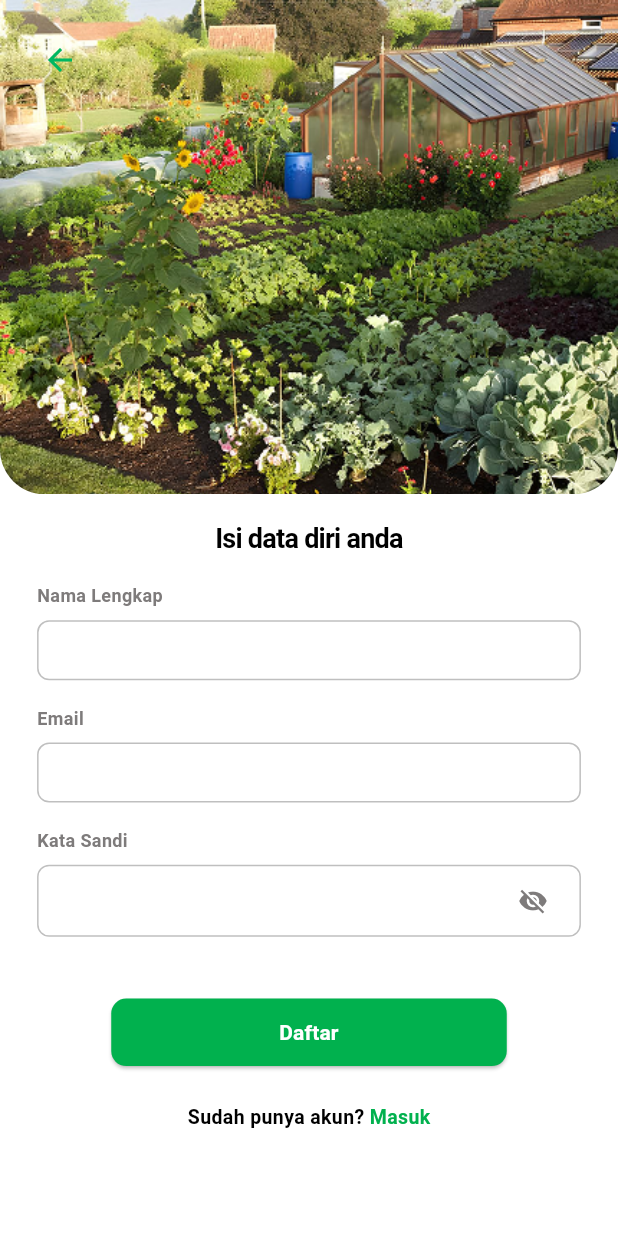
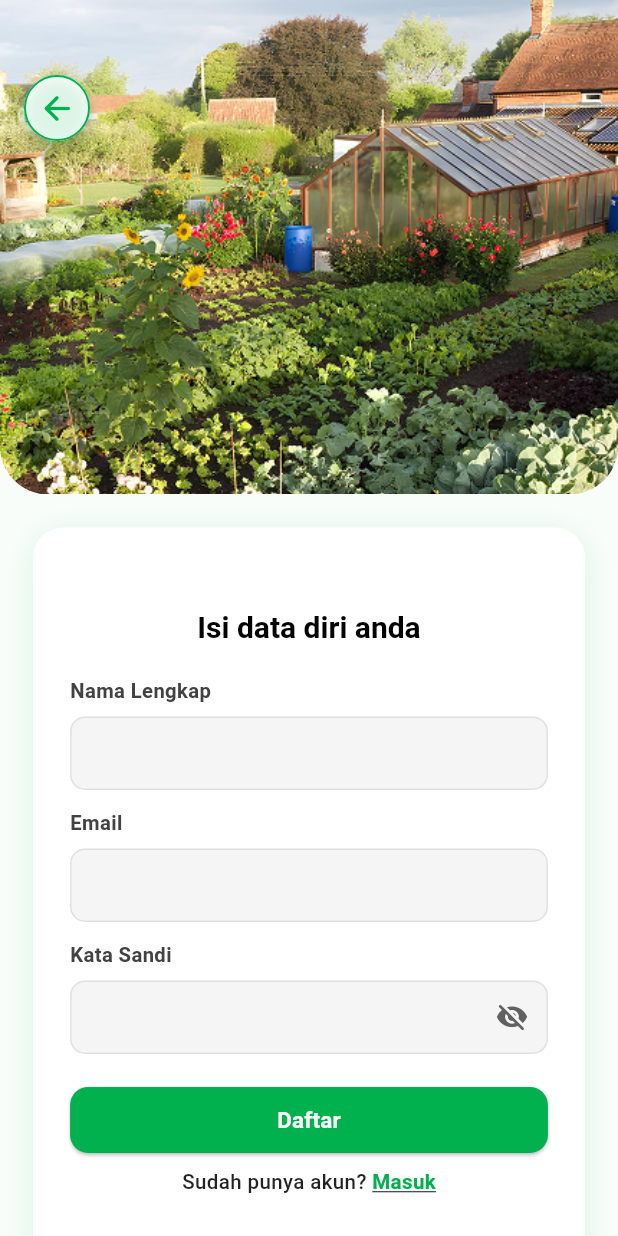
Before and after one commit to amalakbar16/plantbuddy, a Flutter app: the RegisterPage screen opened by its route, on a phone screen of 412 x 824 dp. Run offline on Flutter 3.47's test engine with Material 3 defaults, Android fonts, the phone set to English and light mode, and no system bars; our stand-ins replace dropdown_button2, hive, image_picker, logger; accounts and stored records are empty; Roboto replaces fonts that are missing (Montserrat, Work Sans).

Commit message:
update desain login, register, dan edit jadwal.

```diff
--- a/lib/auth/login.dart
+++ b/lib/auth/login.dart
@@ -59,7 +59,7 @@
     try {
       // Check for admin credentials
       if (_emailController.text == "admin@gmail.com" &&
-          _passwordController.text == "admin1") {
+          _passwordController.text == "Admin123") {
         setState(() {
           _isLoading = false;
         });
@@ -349,9 +349,6 @@
                             if (value == null || value.isEmpty) {
                               return 'Kata sandi harus diisi';
                             }
-                            if (value.length < 6) {
-                              return 'Kata sandi minimal 6 karakter';
-                            }
                             return null;
                           },
                         ),
--- a/lib/auth/register.dart
+++ b/lib/auth/register.dart
@@ -30,101 +30,162 @@
     final screenSize = MediaQuery.of(context).size;
 
     return Scaffold(
-      backgroundColor: Colors.white,
-      body: SafeArea(
-        child: SingleChildScrollView(
-          child: Form(
-            key: _formKey,
-            child: Column(
+      backgroundColor: const Color(0xFFF9FDF9),
+      body: Column(
         children: [
+          // Header Image
           Stack(
             children: [
-                    // Header Image
               Container(
-                      width: screenSize.width,
-                      height: screenSize.height * 0.4,
-                      clipBehavior: Clip.antiAlias,
-                      decoration: ShapeDecoration(
-                        image: DecorationImage(
+                width: double.infinity,
+                height: screenSize.height * 0.4, // Boleh adjust sesuai selera
+                decoration: BoxDecoration(
+                  borderRadius: const BorderRadius.only(
+                    bottomLeft: Radius.circular(32),
+                    bottomRight: Radius.circular(32),
+                  ),
+                  image: const DecorationImage(
                     image: AssetImage('assets/images/login_image.png'),
                     fit: BoxFit.cover,
-                        ),
-                    shape: RoundedRectangleBorder(
-                      borderRadius: BorderRadius.only(
-                        bottomLeft: Radius.circular(30),
-                        bottomRight: Radius.circular(30),
-                      ),
+                    alignment: Alignment.topCenter,
                   ),
                 ),
               ),
               // Back Button
               Positioned(
                 left: 16,
-                      top: 16,
-                      child: IconButton(
-                        icon: const Icon(Icons.arrow_back, color: Color(0xFF00B761)),
-                        onPressed: () {
+                top: 50,
+                child: Material(
+                  color: Colors.white,
+                  shape: const CircleBorder(),
+                  elevation: 5,
+                  child: InkWell(
+                    borderRadius: BorderRadius.circular(24),
+                    onTap: () {
                       Navigator.pushReplacement(
                         context,
                         MaterialPageRoute(builder: (_) => const LoginPage()),
                       );
                     },
+                    child: Container(
+                      width: 44,
+                      height: 44,
+                      decoration: BoxDecoration(
+                        shape: BoxShape.circle,
+                        border: Border.all(
+                          color: const Color(0xFF01B14E),
+                          width: 1.3,
+                        ),
+                        boxShadow: [
+                          BoxShadow(
+                            color: const Color(0x2201B14E),
+                            blurRadius: 7,
+                            offset: const Offset(0, 2),
+                          ),
+                        ],
+                      ),
+                      child: const Icon(
+                        Icons.arrow_back_rounded,
+                        color: Color(0xFF01B14E),
+                        size: 26,
+                      ),
+                    ),
+                  ),
                 ),
               ),
             ],
           ),
-                // Title Text
-                Padding(
-                  padding: EdgeInsets.symmetric(vertical: screenSize.height * 0.02),
-                  child: Text(
+          // Form Card (tidak di-scroll)
+          Center(
+            child: Padding(
+              padding: const EdgeInsets.symmetric(
+                horizontal: 22.0,
+                vertical: 8,
+              ),
+              child: Container(
+                width: double.infinity,
+                height: 500,
+                margin: const EdgeInsets.only(top: 14),
+                padding: EdgeInsets.symmetric(
+                  horizontal: screenSize.width * 0.06,
+                  vertical: 20,
+                ),
+                decoration: BoxDecoration(
+                  color: Colors.white,
+                  borderRadius: BorderRadius.circular(20),
+                  boxShadow: [
+                    BoxShadow(
+                      color: const Color(0x2200B761),
+                      blurRadius: 18,
+                      offset: const Offset(0, 4),
+                    ),
+                  ],
+                ),
+                child: Form(
+                  key: _formKey,
+                  child: Column(
+                    mainAxisAlignment:
+                        MainAxisAlignment
+                            .center, // Tengah secara vertikal di card
+                    crossAxisAlignment: CrossAxisAlignment.center,
+                    mainAxisSize: MainAxisSize.max,
+                    children: [
+                      const Text(
                         'Isi data diri anda',
                         textAlign: TextAlign.center,
                         style: TextStyle(
                           color: Colors.black,
-                      fontSize: 18,
+                          fontSize: 20,
                           fontFamily: 'Montserrat',
-                      fontWeight: FontWeight.w600,
-                      letterSpacing: -0.50,
+                          fontWeight: FontWeight.w700,
+                          letterSpacing: 0,
                         ),
                       ),
-                ),
-                // Form Fields
-                Padding(
-                  padding: EdgeInsets.symmetric(horizontal: screenSize.width * 0.06),
-                  child: Column(
-                    crossAxisAlignment: CrossAxisAlignment.start,
-                    children: [
-                      // Name Label
-                      Text(
+                      const SizedBox(height: 18),
+                      // Nama Lengkap
+                      Align(
+                        alignment: Alignment.centerLeft,
+                        child: Text(
                           'Nama Lengkap',
                           style: TextStyle(
-                          color: const Color(0xFF7E7B7B),
-                          fontSize: 12,
+                            color: Colors.grey[800],
+                            fontSize: 13.5,
                             fontFamily: 'Work Sans',
                             fontWeight: FontWeight.w700,
                           ),
                         ),
-                      SizedBox(height: 8),
-                      // Name Input
+                      ),
+                      const SizedBox(height: 7),
                       TextFormField(
                         controller: _nameController,
+                        style: const TextStyle(fontSize: 15),
                         decoration: InputDecoration(
                           isDense: true,
-                          contentPadding: EdgeInsets.symmetric(horizontal: 16, vertical: 8),
+                          contentPadding: const EdgeInsets.symmetric(
+                            horizontal: 15,
+                            vertical: 13,
+                          ),
                           border: OutlineInputBorder(
-                            borderRadius: BorderRadius.circular(8),
+                            borderRadius: BorderRadius.circular(10),
                             borderSide: BorderSide(
-                              color: Colors.black.withOpacity(0.25),
+                              color: Colors.grey.withOpacity(0.24),
                             ),
                           ),
                           enabledBorder: OutlineInputBorder(
-                            borderRadius: BorderRadius.circular(8),
+                            borderRadius: BorderRadius.circular(10),
                             borderSide: BorderSide(
-                              color: Colors.black.withOpacity(0.25),
+                              color: Colors.grey.withOpacity(0.24),
+                            ),
+                          ),
+                          focusedBorder: OutlineInputBorder(
+                            borderRadius: BorderRadius.circular(10),
+                            borderSide: const BorderSide(
+                              color: Color(0xFF01B14E),
+                              width: 1.7,
                             ),
                           ),
                           filled: true,
-                          fillColor: Colors.white,
+                          fillColor: Colors.grey[100],
                         ),
                         validator: (value) {
                           if (value == null || value.isEmpty) {
@@ -133,39 +194,52 @@
                           return null;
                         },
                       ),
-                      SizedBox(height: screenSize.height * 0.02),
-                      // Email Label
-                      Text(
+                      const SizedBox(height: 13),
+                      // Email
+                      Align(
+                        alignment: Alignment.centerLeft,
+                        child: Text(
                           'Email',
                           style: TextStyle(
-                          color: const Color(0xFF7E7B7B),
-                          fontSize: 12,
+                            color: Colors.grey[800],
+                            fontSize: 13.5,
                             fontFamily: 'Work Sans',
                             fontWeight: FontWeight.w700,
                           ),
                         ),
-                      SizedBox(height: 8),
-                      // Email Input
+                      ),
+                      const SizedBox(height: 7),
                       TextFormField(
                         controller: _emailController,
                         keyboardType: TextInputType.emailAddress,
+                        style: const TextStyle(fontSize: 15),
                         decoration: InputDecoration(
                           isDense: true,
-                          contentPadding: EdgeInsets.symmetric(horizontal: 16, vertical: 8),
+                          contentPadding: const EdgeInsets.symmetric(
+                            horizontal: 15,
+                            vertical: 13,
+                          ),
                           border: OutlineInputBorder(
-                            borderRadius: BorderRadius.circular(8),
+                            borderRadius: BorderRadius.circular(10),
                             borderSide: BorderSide(
-                              color: Colors.black.withOpacity(0.25),
+                              color: Colors.grey.withOpacity(0.24),
                             ),
                           ),
                           enabledBorder: OutlineInputBorder(
-                            borderRadius: BorderRadius.circular(8),
+                            borderRadius: BorderRadius.circular(10),
                             borderSide: BorderSide(
-                              color: Colors.black.withOpacity(0.25),
+                              color: Colors.grey.withOpacity(0.24),
+                            ),
+                          ),
+                          focusedBorder: OutlineInputBorder(
+                            borderRadius: BorderRadius.circular(10),
+                            borderSide: const BorderSide(
+                              color: Color(0xFF01B14E),
+                              width: 1.7,
                             ),
                           ),
                           filled: true,
-                          fillColor: Colors.white,
+                          fillColor: Colors.grey[100],
                         ),
                         validator: (value) {
                           if (value == null || value.isEmpty) {
@@ -177,46 +251,59 @@
                           return null;
                         },
                       ),
-                      SizedBox(height: screenSize.height * 0.02),
-                      // Password Label
-                      Text(
+                      const SizedBox(height: 13),
+                      // Kata Sandi
+                      Align(
+                        alignment: Alignment.centerLeft,
+                        child: Text(
                           'Kata Sandi',
                           style: TextStyle(
-                          color: const Color(0xFF7E7B7B),
-                          fontSize: 12,
+                            color: Colors.grey[800],
+                            fontSize: 13.5,
                             fontFamily: 'Work Sans',
                             fontWeight: FontWeight.w700,
                           ),
                         ),
-                      SizedBox(height: 8),
-                      // Password Input
+                      ),
+                      const SizedBox(height: 7),
                       TextFormField(
                         controller: _passwordController,
                         obscureText: _obscurePassword,
+                        style: const TextStyle(fontSize: 15),
                         decoration: InputDecoration(
                           isDense: true,
-                          contentPadding: EdgeInsets.symmetric(horizontal: 16, vertical: 8),
+                          contentPadding: const EdgeInsets.symmetric(
+                            horizontal: 15,
+                            vertical: 13,
+                          ),
                           border: OutlineInputBorder(
-                            borderRadius: BorderRadius.circular(8),
+                            borderRadius: BorderRadius.circular(10),
                             borderSide: BorderSide(
-                              color: Colors.black.withOpacity(0.25),
+                              color: Colors.grey.withOpacity(0.24),
                             ),
                           ),
                           enabledBorder: OutlineInputBorder(
-                            borderRadius: BorderRadius.circular(8),
+                            borderRadius: BorderRadius.circular(10),
                             borderSide: BorderSide(
-                              color: Colors.black.withOpacity(0.25),
+                              color: Colors.grey.withOpacity(0.24),
+                            ),
+                          ),
+                          focusedBorder: OutlineInputBorder(
+                            borderRadius: BorderRadius.circular(10),
+                            borderSide: const BorderSide(
+                              color: Color(0xFF01B14E),
+                              width: 1.7,
                             ),
                           ),
                           filled: true,
-                          fillColor: Colors.white,
-                          suffixIcon: Padding(
-                            padding: EdgeInsets.only(right: 8),
-                            child: IconButton(
+                          fillColor: Colors.grey[100],
+                          suffixIcon: IconButton(
                             icon: Icon(
-                                _obscurePassword ? Icons.visibility_off : Icons.visibility,
-                                color: const Color(0xFF7E7B7B),
-                                size: 20,
+                              _obscurePassword
+                                  ? Icons.visibility_off_rounded
+                                  : Icons.visibility_rounded,
+                              color: Colors.grey[700],
+                              size: 22,
                             ),
                             onPressed: () {
                               setState(() {
@@ -225,23 +312,30 @@
                             },
                           ),
                         ),
-                        ),
                         validator: (value) {
                           if (value == null || value.isEmpty) {
                             return 'Kata sandi harus diisi';
                           }
-                          if (value.length < 6) {
-                            return 'Kata sandi minimal 6 karakter';
+                          if (value.length < 8) {
+                            return 'Kata sandi minimal 8 karakter';
+                          }
+                          if (!RegExp(r'[A-Z]').hasMatch(value)) {
+                            return 'Kata sandi harus mengandung huruf besar (A-Z)';
+                          }
+                          if (!RegExp(r'[a-z]').hasMatch(value)) {
+                            return 'Kata sandi harus mengandung huruf kecil (a-z)';
+                          }
+                          if (!RegExp(r'[0-9]').hasMatch(value)) {
+                            return 'Kata sandi harus mengandung angka (0-9)';
                           }
                           return null;
                         },
                       ),
-                      SizedBox(height: screenSize.height * 0.05),
+                      const SizedBox(height: 22),
                       // Register Button
-                      Center(
-                        child: SizedBox(
-                          width: screenSize.width * 0.64,
-                          height: 45,
+                      SizedBox(
+  width: double.infinity,
+  height: 44,
   child: ElevatedButton(
     onPressed: _isLoading
         ? null
@@ -265,6 +359,32 @@
 
                 if (result['success']) {
                   if (!context.mounted) return;
+                  // Tampilkan SnackBar sukses
+                  ScaffoldMessenger.of(context).showSnackBar(
+                    SnackBar(
+                      content: Row(
+                        children: const [
+                          Icon(Icons.check_circle_outline, color: Colors.white),
+                          SizedBox(width: 8),
+                          Text('Registrasi berhasil! Silakan login.'),
+                        ],
+                      ),
+                      backgroundColor: Colors.green,
+                      behavior: SnackBarBehavior.floating,
+                      margin: EdgeInsets.only(
+                        bottom: MediaQuery.of(context).size.height - 150,
+                        left: 20,
+                        right: 20,
+                      ),
+                      shape: RoundedRectangleBorder(
+                        borderRadius: BorderRadius.circular(10),
+                      ),
+                      duration: const Duration(seconds: 1),
+                    ),
+                  );
+                  // Delay agar user sempat baca pesan sukses
+                  await Future.delayed(const Duration(seconds: 1));
+                  if (!context.mounted) return;
                   Navigator.pushReplacement(
                     context,
                     MaterialPageRoute(builder: (_) => const LoginPage()),
@@ -278,8 +398,8 @@
                     SnackBar(
                       content: Row(
                         children: [
-                                                  Icon(Icons.error_outline, color: Colors.white),
-                                                  SizedBox(width: 8),
+                          const Icon(Icons.error_outline, color: Colors.white),
+                          const SizedBox(width: 8),
                           Expanded(child: Text(errorMessage)),
                         ],
                       ),
@@ -327,69 +447,77 @@
           },
     style: ElevatedButton.styleFrom(
       backgroundColor: const Color(0xFF01B14E),
+      disabledBackgroundColor: Colors.grey[300],
       shape: RoundedRectangleBorder(
-                                borderRadius: BorderRadius.circular(10),
+        borderRadius: BorderRadius.circular(12),
       ),
-                              padding: EdgeInsets.zero,
+      elevation: 1,
     ),
     child: _isLoading
-                                ? const CircularProgressIndicator(color: Colors.white)
+        ? const SizedBox(
+            width: 24,
+            height: 24,
+            child: CircularProgressIndicator(
+              color: Colors.white,
+              strokeWidth: 2.6,
+            ),
+          )
         : const Text(
             'Daftar',
-                                    textAlign: TextAlign.center,
             style: TextStyle(
               color: Colors.white,
-                                      fontSize: 14,
+              fontSize: 15,
               fontFamily: 'Montserrat',
-                                      fontWeight: FontWeight.w600,
+              fontWeight: FontWeight.w700,
             ),
           ),
   ),
 ),
-                      ),
-                      SizedBox(height: screenSize.height * 0.03),
+
+                      const SizedBox(height: 10),
                       // Login Link
-                      Center(
-                        child: Row(
+                      Row(
                         mainAxisAlignment: MainAxisAlignment.center,
                         children: [
-                            Text(
+                          const Text(
                             'Sudah punya akun? ',
                             style: TextStyle(
-                                color: Colors.black,
-                                fontSize: 13,
+                              color: Colors.black87,
+                              fontSize: 13.7,
                               fontFamily: 'Montserrat',
-                                fontWeight: FontWeight.w600,
+                              fontWeight: FontWeight.w500,
                             ),
                           ),
                           GestureDetector(
                             onTap: () {
                               Navigator.pushReplacement(
                                 context,
-                                  MaterialPageRoute(builder: (_) => const LoginPage()),
+                                MaterialPageRoute(
+                                  builder: (_) => const LoginPage(),
+                                ),
                               );
                             },
-                              child: Text(
+                            child: const Text(
                               'Masuk',
                               style: TextStyle(
-                                  color: const Color(0xFF01B14E),
-                                  fontSize: 13,
+                                color: Color(0xFF01B14E),
+                                fontSize: 13.7,
                                 fontFamily: 'Montserrat',
-                                  fontWeight: FontWeight.w600,
+                                fontWeight: FontWeight.w700,
+                                decoration: TextDecoration.underline,
                               ),
                             ),
                           ),
                         ],
-                        ),
-                      ),
-                    ],
-                  ),
                       ),
                     ],
                   ),
                 ),
               ),
             ),
+          ),
+        ],
+      ),
     );
   }
 }
--- a/lib/screens/kebunku/jadwal/edit_jadwal.dart
+++ b/lib/screens/kebunku/jadwal/edit_jadwal.dart
@@ -63,7 +63,6 @@
   void _showRepeatPicker() async {
     // Tampilkan bottomsheet multi-select hari
     List<String> tempSelected = List.from(repeatDays);
-    bool isSetiapHari = tempSelected.length == 7;
 
     await showModalBottomSheet(
       context: context,
```
Lines whose indentation alone changed are shown as unchanged.
